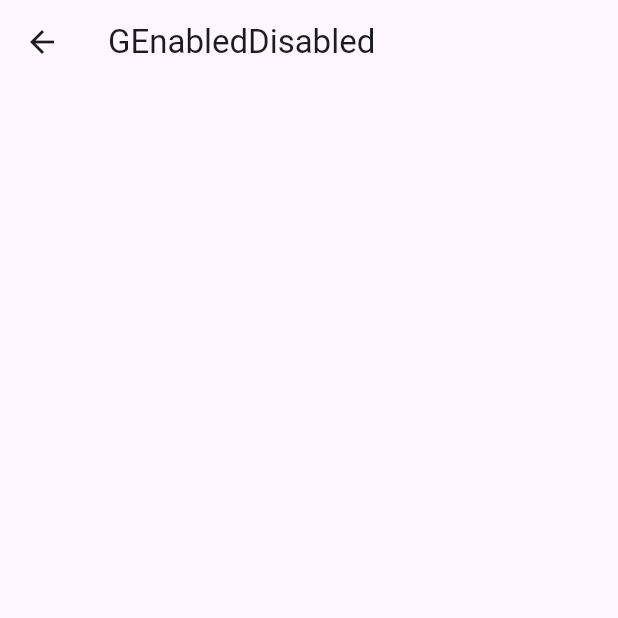
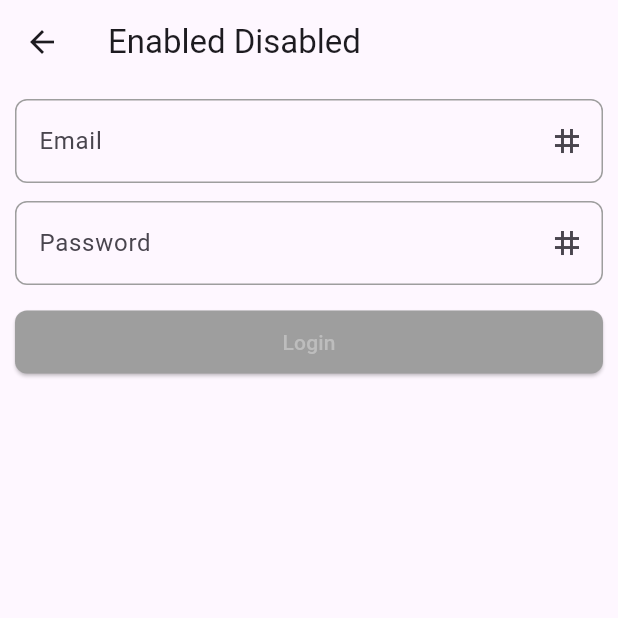
Before and after one commit to rizkijanuarr/Flutter101, a Flutter app: the GEnabledDisabledView screen opened directly, on a phone screen of 412 x 824 dp, the top half of it. Run offline on Flutter 3.47's test engine with Material 3 defaults, Android fonts, the phone set to English and light mode, and no system bars; our stand-ins replace flutter_animate; missing offline and left inert: window_manager.

Commit message:
G. Enabled Disabled (done)

```diff
--- a/lib/core.dart
+++ b/lib/core.dart
@@ -29,3 +29,6 @@ export 'package:flutter101/module/k_theme_changer/controller/k_theme_changer_con
 export 'package:flutter101/module/k_theme_changer/view/k_theme_changer_view.dart';
 export 'package:flutter101/module/l_navigation/controller/l_navigation_controller.dart';
 export 'package:flutter101/module/l_navigation/view/l_navigation_view.dart';
+export 'package:flutter101/shared/widget/form/textfield/text_field.dart';
+export 'package:flutter101/shared/util/validator/validator.dart';
+export 'package:flutter101/shared/util/dialog/show_info_dialog.dart';
--- a/lib/module/g_enabled_disabled/controller/g_enabled_disabled_controller.dart
+++ b/lib/module/g_enabled_disabled/controller/g_enabled_disabled_controller.dart
@@ -1,5 +1,6 @@
 import 'package:flutter/material.dart';
 import 'package:flutter101/core.dart';
+
 import '../view/g_enabled_disabled_view.dart';
 
 class GEnabledDisabledController extends State<GEnabledDisabledView> {
@@ -22,4 +23,26 @@ class GEnabledDisabledController extends State<GEnabledDisabledView> {
 
   @override
   Widget build(BuildContext context) => widget.build(context, this);
+
+  //
+  String? email;
+  String? password;
+  //
+
+  //
+  bool get isValid {
+    if (email == "" || password == "") return false;
+    if (email != null && password != null) return true;
+    return false;
+  }
+
+  doSave() async {
+    if (isValid) {
+      showInfoDialog("Berhasil menyimpan Data!");
+    }
+  }
+
+  checkFormValidation() {
+    setState(() {});
+  }
 }
--- a/lib/module/g_enabled_disabled/view/g_enabled_disabled_view.dart
+++ b/lib/module/g_enabled_disabled/view/g_enabled_disabled_view.dart
@@ -3,20 +3,66 @@ import 'package:flutter101/core.dart';
 import '../controller/g_enabled_disabled_controller.dart';
 
 class GEnabledDisabledView extends StatefulWidget {
-  const GEnabledDisabledView({Key? key}) : super(key: key);
+  const GEnabledDisabledView({super.key});
 
   Widget build(context, GEnabledDisabledController controller) {
     controller.view = this;
     return Scaffold(
       appBar: AppBar(
-        title: const Text("GEnabledDisabled"),
+        title: const Text("Enabled Disabled"),
         actions: const [],
       ),
       body: SingleChildScrollView(
         child: Container(
           padding: const EdgeInsets.all(10.0),
           child: Column(
-            children: const [],
+            children: [
+              QTextField(
+                label: "Email",
+                validator: Validator.email,
+                suffixIcon: Icons.tag,
+                value: null,
+                onChanged: (value) {
+                  controller.email = value;
+                  controller.checkFormValidation();
+                },
+              ),
+              QTextField(
+                label: "Password",
+                obscure: true,
+                validator: Validator.required,
+                suffixIcon: Icons.password,
+                value: null,
+                onChanged: (value) {
+                  controller.password = value;
+                  controller.checkFormValidation();
+                },
+              ),
+              const SizedBox(
+                height: 5.0,
+              ),
+              SizedBox(
+                width: MediaQuery.of(context).size.width,
+                height: 42.0,
+                child: ElevatedButton(
+                  style: ElevatedButton.styleFrom(
+                    backgroundColor:
+                        controller.isValid ? Colors.green[900] : Colors.grey,
+                    shape: RoundedRectangleBorder(
+                      borderRadius: BorderRadius.circular(8.0),
+                    ),
+                  ),
+                  onPressed: () => controller.doSave(),
+                  child: Text(
+                    "Login",
+                    style: TextStyle(
+                      color:
+                          controller.isValid ? Colors.white : Colors.grey[400],
+                    ),
+                  ),
+                ),
+              ),
+            ],
           ),
         ),
       ),
--- /dev/null
+++ b/lib/shared/widget/form/textfield/text_field.dart
@@ -0,0 +1,135 @@
+import 'package:flutter/material.dart';
+
+class QTextField extends StatefulWidget {
+  const QTextField({
+    required this.label,
+    required this.onChanged,
+    super.key,
+    this.id,
+    this.value,
+    this.validator,
+    this.hint,
+    this.helper,
+    this.maxLength,
+    this.onSubmitted,
+    this.obscure = false,
+    this.enabled = true,
+    this.prefixIcon,
+    this.suffixIcon,
+  });
+  final String? id;
+  final String label;
+  final String? value;
+  final String? hint;
+  final String? helper;
+  final String? Function(String?)? validator;
+  final bool obscure;
+  final bool enabled;
+  final int? maxLength;
+  final IconData? prefixIcon;
+  final IconData? suffixIcon;
+  final Function(String) onChanged;
+  final Function(String)? onSubmitted;
+
+  @override
+  State<QTextField> createState() => _QTextFieldState();
+}
+
+class _QTextFieldState extends State<QTextField> {
+  TextEditingController textEditingController = TextEditingController();
+  bool visible = false;
+
+  @override
+  void initState() {
+    textEditingController.text = widget.value ?? '';
+    super.initState();
+  }
+
+  String getValue() {
+    return textEditingController.text;
+  }
+
+  setValue(value) {
+    textEditingController.text = value;
+  }
+
+  resetValue() {
+    textEditingController.text = '';
+  }
+
+  focus() {
+    focusNode.requestFocus();
+  }
+
+  FocusNode focusNode = FocusNode();
+
+  @override
+  Widget build(BuildContext context) {
+    Widget icon = Icon(
+      widget.suffixIcon ?? Icons.abc,
+    );
+
+    if (widget.obscure) {
+      if (visible) {
+        icon = InkWell(
+          onTap: () {
+            visible = false;
+            setState(() {});
+          },
+          child: icon = const Icon(Icons.password),
+        );
+      } else {
+        icon = InkWell(
+          onTap: () {
+            visible = true;
+            setState(() {});
+          },
+          child: icon = const Icon(Icons.tag),
+        );
+      }
+    }
+
+    return Container(
+      margin: const EdgeInsets.only(
+        bottom: 12,
+      ),
+      child: TextFormField(
+        enabled: widget.enabled,
+        controller: textEditingController,
+        focusNode: focusNode,
+        validator: widget.validator,
+        maxLength: widget.maxLength,
+        obscureText: visible == false && widget.obscure,
+        decoration: InputDecoration(
+          labelText: widget.label,
+          suffixIcon: icon,
+          helperText: widget.helper,
+          hintText: widget.hint,
+          border: OutlineInputBorder(
+            borderRadius: BorderRadius.circular(8.0),
+          ),
+          enabledBorder: OutlineInputBorder(
+            borderRadius: BorderRadius.circular(8.0),
+            borderSide: const BorderSide(
+              color: Colors.grey,
+              width: 1.0,
+            ),
+          ),
+          focusedBorder: OutlineInputBorder(
+            borderRadius: BorderRadius.circular(8.0),
+            borderSide: const BorderSide(
+              color: Colors.green,
+              width: 2.0,
+            ),
+          ),
+        ),
+        onChanged: (value) {
+          widget.onChanged(value);
+        },
+        onFieldSubmitted: (value) {
+          if (widget.onSubmitted != null) widget.onSubmitted!(value);
+        },
+      ),
+    );
+  }
+}
```
Also changed, not shown: lib/shared/util/dialog/show_info_dialog.dart (added, +67 -0 lines), lib/shared/util/validator/validator.dart (added, +61 -0 lines).
